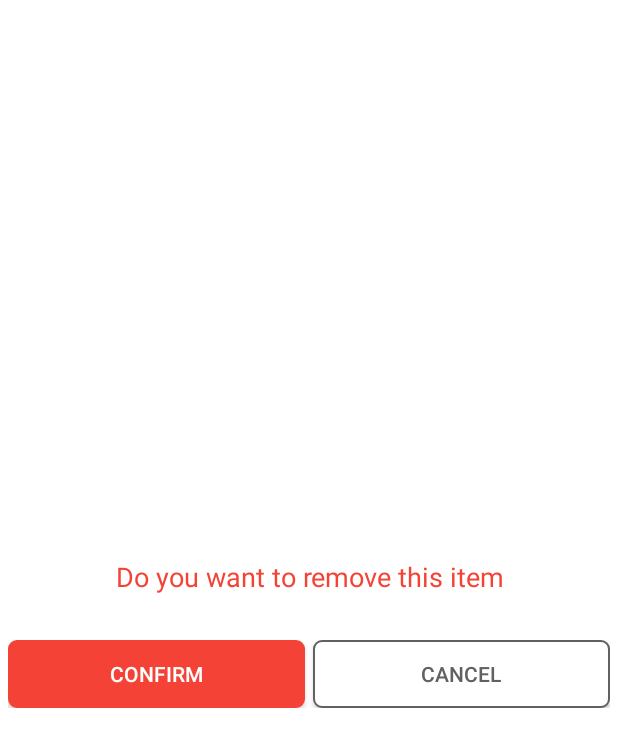
After one commit to khaledinf39/Learn_Easy, an Android app: the layout popup_conf.xml on its own in the app's theme, with its tools: preview values and no code run, on a phone screen of 412 x 824 dp. The commit adds this screen. Shown: the top 747 px of the screen. Run offline under Robolectric (Android 15) with nearby library versions, the phone set to English and light mode, and no system bars.

Commit message:
new update

```diff
--- /dev/null
+++ b/app/src/main/res/drawable/bk_cancel.xml
@@ -0,0 +1,21 @@
+<?xml version="1.0" encoding="utf-8"?>
+<selector xmlns:android="http://schemas.android.com/apk/res/android">
+    <item android:state_active="false">
+        <shape android:shape="rectangle">
+            <corners android:radius="5dp"/>
+            <solid android:color="@color/bk_white"/>
+            <stroke android:color="@color/bk_grey"
+                android:width="1dp"/>
+
+        </shape>
+    </item>
+    <item android:state_active="true">
+        <shape android:shape="rectangle">
+            <corners android:radius="5dp"/>
+            <solid android:color="@color/bk_grey"/>
+            <stroke android:color="@color/bk_white"
+                android:width="1dp"/>
+
+        </shape>
+    </item>
+</selector>
--- /dev/null
+++ b/app/src/main/res/drawable/bk_delete.xml
@@ -0,0 +1,21 @@
+<?xml version="1.0" encoding="utf-8"?>
+<selector xmlns:android="http://schemas.android.com/apk/res/android">
+    <item android:state_active="false">
+        <shape android:shape="rectangle">
+            <corners android:radius="5dp"/>
+            <solid android:color="@color/bk_red"/>
+            <stroke android:color="@color/bk_red"
+                android:width="1dp"/>
+
+        </shape>
+    </item>
+    <item android:state_active="true">
+        <shape android:shape="rectangle">
+            <corners android:radius="5dp"/>
+            <solid android:color="@color/bk_red"/>
+            <stroke android:color="@color/bk_white"
+                android:width="1dp"/>
+
+        </shape>
+    </item>
+</selector>
--- /dev/null
+++ b/app/src/main/res/layout/popup_conf.xml
@@ -0,0 +1,80 @@
+<?xml version="1.0" encoding="utf-8"?>
+<LinearLayout
+    android:orientation="vertical"
+    xmlns:android="http://schemas.android.com/apk/res/android"
+    android:layout_width="match_parent"
+    android:layout_height="match_parent"
+    android:layout_margin="0dp"
+    android:gravity="center"
+    xmlns:app="http://schemas.android.com/apk/res-auto"
+    android:background="@color/bk_white"
+    android:layoutDirection="locale"
+    android:layout_gravity="center"
+    android:padding="5dp"
+    >
+    <TextView
+        android:visibility="gone"
+        android:id="@+id/title"
+        android:layout_width="match_parent"
+        android:layout_height="wrap_content"
+        android:text="Done"
+        android:layout_marginStart="15dp"
+        android:layout_marginEnd="15dp"
+        android:gravity="center"
+        app:layout_constraintTop_toTopOf="parent"
+        app:layout_constraintEnd_toEndOf="parent"
+        app:layout_constraintStart_toStartOf="parent"
+        />
+    <TextView
+        android:id="@+id/contentTV"
+        android:layout_width="match_parent"
+        android:layout_height="wrap_content"
+        android:text="Do you want to remove this item"
+        android:layout_marginTop="20dp"
+        android:layout_marginStart="15dp"
+        android:layout_marginEnd="15dp"
+        android:gravity="center"
+        app:layout_constraintTop_toBottomOf="@+id/title"
+        app:layout_constraintEnd_toEndOf="parent"
+        app:layout_constraintStart_toStartOf="parent"
+        android:textColor="@color/bk_red"
+        android:textSize="18dp"
+        />
+    <View
+        android:layout_marginTop="10dp"
+        android:layout_width="match_parent"
+        android:layout_height="20dp"
+        app:layout_constraintTop_toTopOf="@+id/linear"/>
+    <LinearLayout
+
+        android:id="@+id/linear"
+        android:layout_width="match_parent"
+        android:layout_height="45dp"
+        app:layout_constraintBottom_toBottomOf="parent">
+
+        <Button
+            android:id="@+id/confBtn"
+            android:layout_width="0dp"
+            android:layout_height="match_parent"
+            android:layout_weight="1"
+            android:text="Confirm"
+            android:background="@drawable/bk_delete"
+            android:textColor="@color/bk_white"
+          />
+
+        <View
+            android:layout_width="5dp"
+            android:layout_height="match_parent"/>
+
+        <Button
+            android:id="@+id/cancelBtn"
+            android:layout_width="0dp"
+            android:layout_height="match_parent"
+            android:layout_weight="1"
+            android:text="Cancel"
+            android:textColor="@color/bk_grey"
+            android:background="@drawable/bk_cancel"/>
+
+
+    </LinearLayout>
+</LinearLayout>
--- a/app/src/main/res/values/colors.xml
+++ b/app/src/main/res/values/colors.xml
@@ -6,4 +6,5 @@
     <color name="bk_white">#fff</color>
     <color name="bk_red">#F44336</color>
     <color name="bk_green">#54CF0F</color>
+    <color name="bk_grey">#616161</color>
 </resources>
```
Also changed, not shown: app/src/main/AndroidManifest.xml (+12 -9 lines), app/src/main/java/com/kh_sof_dev/learneasy/Activities/CourseDetails_activity.java (deleted, +0 -66 lines), app/src/main/java/com/kh_sof_dev/learneasy/Activities/Course_Activity.java (+90 -20 lines), app/src/main/java/com/kh_sof_dev/learneasy/Activities/MainActivity.java (+22 -2 lines), app/src/main/java/com/kh_sof_dev/learneasy/adapter/Course_adapter.java (+19 -4 lines), app/src/main/java/com/kh_sof_dev/learneasy/adapter/Level_adapter.java (+8 -2 lines).
